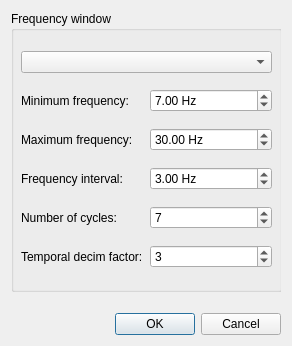
This is meggie_batch/ui/qt4Designer_ui_files/TFRfromEpochs.ui in cibr-jyu/meggie as Qt 5 draws it before an edit. The edited form follows.
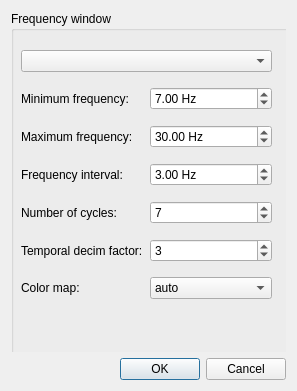
This is the edited form.

What changed in the file:
```diff
--- a/meggie_batch/ui/qt4Designer_ui_files/TFRfromEpochs.ui
+++ b/meggie_batch/ui/qt4Designer_ui_files/TFRfromEpochs.ui
@@ -6,15 +6,15 @@
    <rect>
     <x>0</x>
     <y>0</y>
-    <width>292</width>
-    <height>346</height>
+    <width>297</width>
+    <height>391</height>
    </rect>
   </property>
   <property name="windowTitle">
    <string>Meggie - TFR from epochs</string>
   </property>
-  <layout class="QVBoxLayout" name="verticalLayout_2">
-   <item>
+  <layout class="QGridLayout" name="gridLayout">
+   <item row="0" column="0">
     <widget class="QScrollArea" name="scrollArea">
      <property name="frameShape">
       <enum>QFrame::NoFrame</enum>
@@ -27,8 +27,8 @@
        <rect>
         <x>0</x>
         <y>0</y>
-        <width>274</width>
-        <height>289</height>
+        <width>279</width>
+        <height>334</height>
        </rect>
       </property>
       <property name="minimumSize">
@@ -42,8 +42,8 @@
         <rect>
          <x>0</x>
          <y>0</y>
-         <width>271</width>
-         <height>281</height>
+         <width>291</width>
+         <height>361</height>
         </rect>
        </property>
        <property name="title">
@@ -55,7 +55,7 @@
           <x>10</x>
           <y>30</y>
           <width>251</width>
-          <height>241</height>
+          <height>273</height>
          </rect>
         </property>
         <layout class="QVBoxLayout" name="verticalLayout_6">
@@ -182,13 +182,58 @@
            </item>
           </layout>
          </item>
+         <item>
+          <layout class="QHBoxLayout" name="horizontalLayout_3">
+           <item>
+            <widget class="QLabel" name="labelCmap">
+             <property name="text">
+              <string>Color map:</string>
+             </property>
+            </widget>
+           </item>
+           <item>
+            <widget class="QComboBox" name="comboBoxCmap">
+             <item>
+              <property name="text">
+               <string>auto</string>
+              </property>
+             </item>
+             <item>
+              <property name="text">
+               <string>RdBu_r</string>
+              </property>
+             </item>
+             <item>
+              <property name="text">
+               <string>Reds</string>
+              </property>
+             </item>
+             <item>
+              <property name="text">
+               <string>YlOrRd</string>
+              </property>
+             </item>
+             <item>
+              <property name="text">
+               <string>seismic</string>
+              </property>
+             </item>
+             <item>
+              <property name="text">
+               <string>bwr</string>
+              </property>
+             </item>
+            </widget>
+           </item>
+          </layout>
+         </item>
         </layout>
        </widget>
       </widget>
      </widget>
     </widget>
    </item>
-   <item>
+   <item row="1" column="0">
     <layout class="QVBoxLayout" name="verticalLayout">
      <item>
       <widget class="QDialogButtonBox" name="buttonBox">
```
